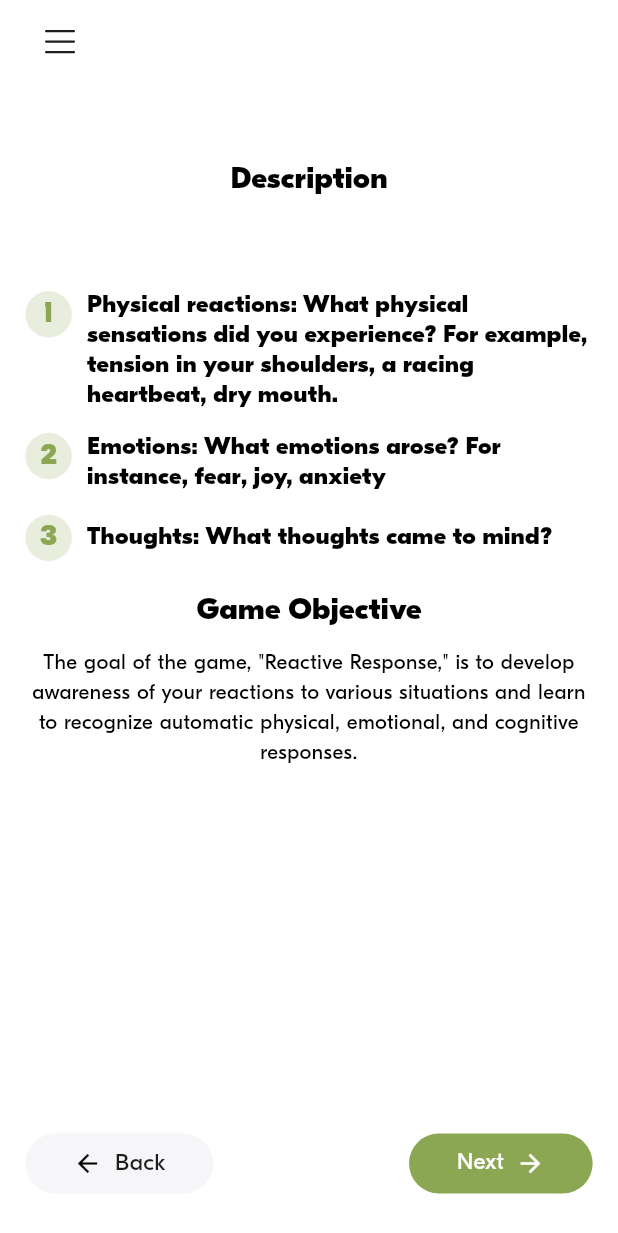
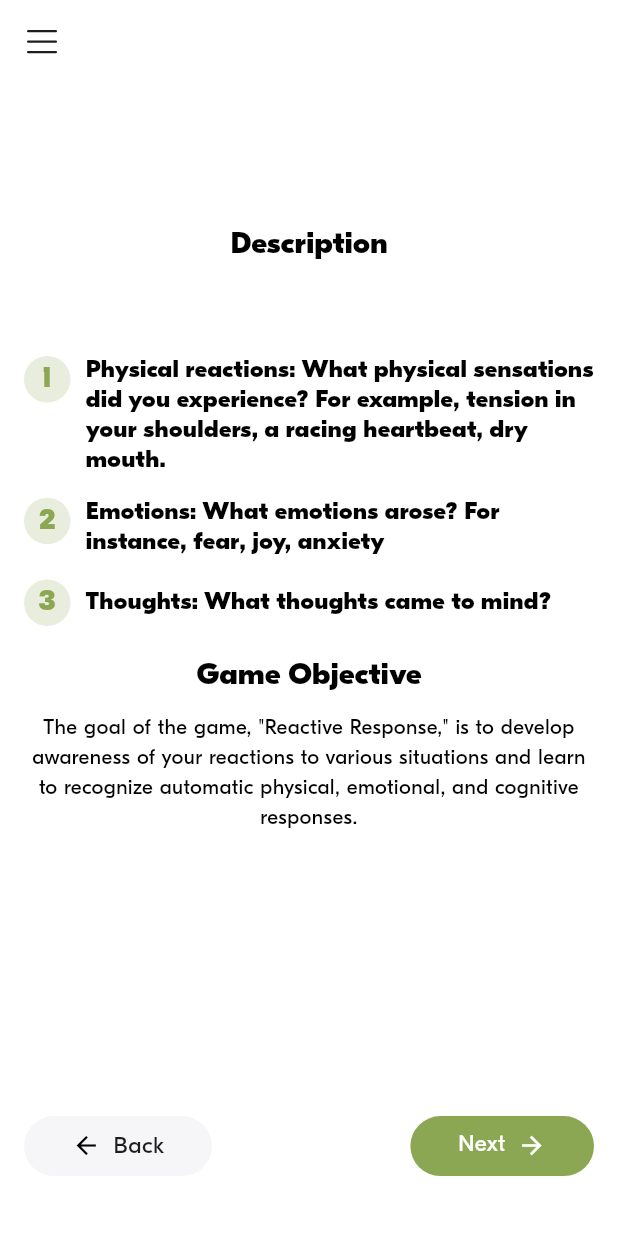
Before and after one commit to Nykolayr/getoutthebox, a Flutter app: the SelectedTherapeuticGames widget shown alone on an empty page, opened directly with empty values, on a phone screen of 412 x 824 dp. Shown: the top 1233 px of the screen. Run offline on Flutter 3.47's test engine with Material 3 defaults, Android fonts, the phone set to English and light mode, and no system bars; our stand-ins replace bloc, cached_network_image, dio, equatable, firebase_core, flutter_bloc and 9 more; missing offline and left inert: flutter_easylogger, flutter_facebook_auth; accounts and stored records are empty.

Commit message:
feat: games

```diff
--- a/lib/src/features/content/therapeutic_games/selected_therapeutic_game/selectes_theraupetic_game.dart
+++ b/lib/src/features/content/therapeutic_games/selected_therapeutic_game/selectes_theraupetic_game.dart
@@ -4,10 +4,9 @@ import 'package:flutter_screenutil/flutter_screenutil.dart';
 import 'package:gap/gap.dart';
 import 'package:getoutofthebox/core/common/theme.dart';
 import 'package:getoutofthebox/core/utils/size_utils.dart';
-import 'package:getoutofthebox/src/features/content/analyze_emotion/widget/app_bar.dart';
-import 'package:getoutofthebox/src/features/content/analyze_emotion/widget/bottom_bar.dart';
 import 'package:getoutofthebox/src/features/content/analyze_emotion/widget/question_item.dart';
-import 'package:getoutofthebox/src/features/drawer/custom_drawer.dart';
+import 'package:getoutofthebox/src/features/content/therapeutic_games/example_cards.dart';
+import 'package:getoutofthebox/src/features/content/wrap_page.dart';
 
 import 'package:getoutofthebox/src/models/therapeutic_games_response_model.dart';
 
@@ -67,20 +66,22 @@ class _SelectedTherapeuticGamesState extends State<SelectedTherapeuticGames> {
 
   @override
   Widget build(BuildContext context) {
-    return Scaffold(
-      key: scaffoldKey,
-      extendBodyBehindAppBar: true,
-      appBar: AppBarGame(title: widget.game.title, scaffoldKey: scaffoldKey),
-      drawer: const CustomDrawer(),
-      bottomNavigationBar: BottomBarGame(
-        onNextButtonPressed: () {},
+    return WrapPage(
+      title: widget.game.title,
+      onNext: () {
+        Navigator.push(
+          context,
+          MaterialPageRoute(
+            builder: (context) => ExampleCards(
+              game: widget.game,
             ),
-      body: SafeArea(
-        child: SingleChildScrollView(
+          ),
+        );
+      },
+      isNextButtonVisible: true,
+      content: SingleChildScrollView(
         padding: getMarginOrPadding(
           top: 10,
-            left: 16,
-            right: 16,
           bottom: 50,
         ),
         child: Column(
@@ -123,7 +124,6 @@ class _SelectedTherapeuticGamesState extends State<SelectedTherapeuticGames> {
           ],
         ),
       ),
-      ),
     );
   }
 }
--- /dev/null
+++ b/lib/src/features/content/wrap_page.dart
@@ -0,0 +1,101 @@
+import 'package:flutter/material.dart';
+import 'package:flutter_svg/svg.dart';
+import 'package:getoutofthebox/src/features/content/analyze_emotion/widget/title_step.dart';
+import 'package:getoutofthebox/src/features/drawer/custom_drawer.dart';
+import 'package:getoutofthebox/src/features/widgets/custom_back_button.dart';
+import 'package:getoutofthebox/src/features/widgets/custon_next_button.dart';
+
+/// страница с заголовком и кнопками внизу
+class WrapPage extends StatefulWidget {
+  final Widget content;
+  final String title;
+  final Function() onNext;
+  final bool isNextButtonVisible;
+  final String? titleButton;
+
+  const WrapPage({
+    super.key,
+    required this.content,
+    required this.title,
+    required this.onNext,
+    this.isNextButtonVisible = true,
+    this.titleButton,
+  });
+
+  @override
+  State<WrapPage> createState() => _WrapPageState();
+}
+
+class _WrapPageState extends State<WrapPage> {
+  final GlobalKey<ScaffoldState> scaffoldKey = GlobalKey<ScaffoldState>();
+
+  @override
+  Widget build(BuildContext context) {
+    return Scaffold(
+      key: scaffoldKey,
+      extendBodyBehindAppBar: true,
+      resizeToAvoidBottomInset: true,
+      appBar: AppBar(
+        leading: IconButton(
+          onPressed: () {
+            scaffoldKey.currentState?.openDrawer();
+          },
+          icon: SvgPicture.asset('assets/icons/hamburger.svg'),
+        ),
+        backgroundColor: Colors.transparent,
+        elevation: 0,
+      ),
+      drawer: SizedBox(
+        width: MediaQuery.of(context).size.width,
+        child: const CustomDrawer(),
+      ),
+      body: Stack(
+        children: [
+          SizedBox(
+            width: MediaQuery.of(context).size.width,
+            height: MediaQuery.of(context).size.height,
+          ),
+
+          Positioned(
+            top: 46,
+            right: 16,
+            left: 200,
+            child: TitleSimple(title: widget.title),
+          ),
+          Positioned.fill(
+            top: 140,
+            right: 16,
+            bottom: 100,
+            left: 16,
+            child: widget.content,
+          ),
+
+          /// bottom navigation bar
+          Positioned(
+            bottom: 10,
+            left: 16,
+            right: 16,
+            child: Container(
+              color: Colors.transparent,
+              padding: const EdgeInsets.symmetric(vertical: 30),
+              child: Row(
+                mainAxisAlignment: MainAxisAlignment.spaceBetween,
+                children: [
+                  const CustomBackButton(),
+                  widget.isNextButtonVisible
+                      ? CustomNextButton(
+                          title: widget.titleButton,
+                          onPressed: () {
+                            widget.onNext();
+                          },
+                        )
+                      : const SizedBox.shrink(),
+                ],
+              ),
+            ),
+          ),
+        ],
+      ),
+    );
+  }
+}
--- a/lib/src/features/widgets/custon_next_button.dart
+++ b/lib/src/features/widgets/custon_next_button.dart
@@ -7,10 +7,12 @@ import 'package:getoutofthebox/core/utils/size_utils.dart';
 class CustomNextButton extends StatelessWidget {
   final void Function() onPressed;
   final bool isFinish;
+  final String? title;
   const CustomNextButton({
     super.key,
     required this.onPressed,
     this.isFinish = true,
+    this.title,
   });
 
   @override
@@ -28,16 +30,18 @@ class CustomNextButton extends StatelessWidget {
             mainAxisAlignment: MainAxisAlignment.center,
             children: [
               Text(
-                "Next",
+                title ?? "Next",
                 style: TextStylesManager.standartMain
                     .copyWith(color: StyleManager.whiteColor),
               ),
+              if (title == null) ...[
                 const Gap(8),
                 Icon(
                   Icons.arrow_forward,
                   size: 20.sp,
                   color: StyleManager.whiteColor,
                 ),
+              ],
             ],
           ),
         ),
--- a/pubspec.yaml
+++ b/pubspec.yaml
@@ -13,7 +13,7 @@ publish_to: "none"
  # Секрет: 5357105730c3547439c40811bf2cdc13
 
 
-version: 0.1.9+9
+version: 0.1.10+10
 
 environment:
   sdk: ">=3.5.0 <4.0.0"
```
Also changed, not shown: lib/src/features/content/therapeutic_games/example_cards.dart (added, +19 -0 lines), lib/src/features/content/therapeutic_games/selected_therapeutic_game/example_of_selected_therapeutic_game.dart (deleted, +0 -161 lines), lib/src/features/content/therapeutic_games/therapeutic_games.dart (+10 -84 lines), assets/img/example1.png (added), assets/img/example2.png (added), assets/img/example3.png (added), assets/img/example4.png (added), assets/img/example5.png (added), assets/img/example6.png (added). Lines whose indentation alone changed are shown as unchanged.
